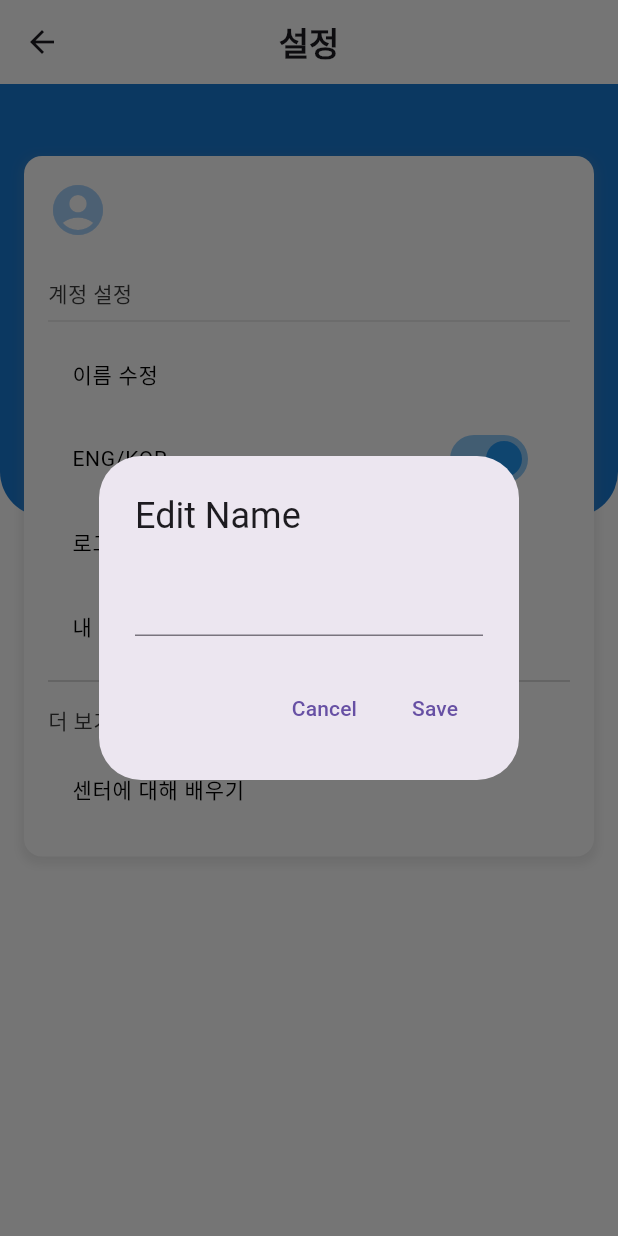
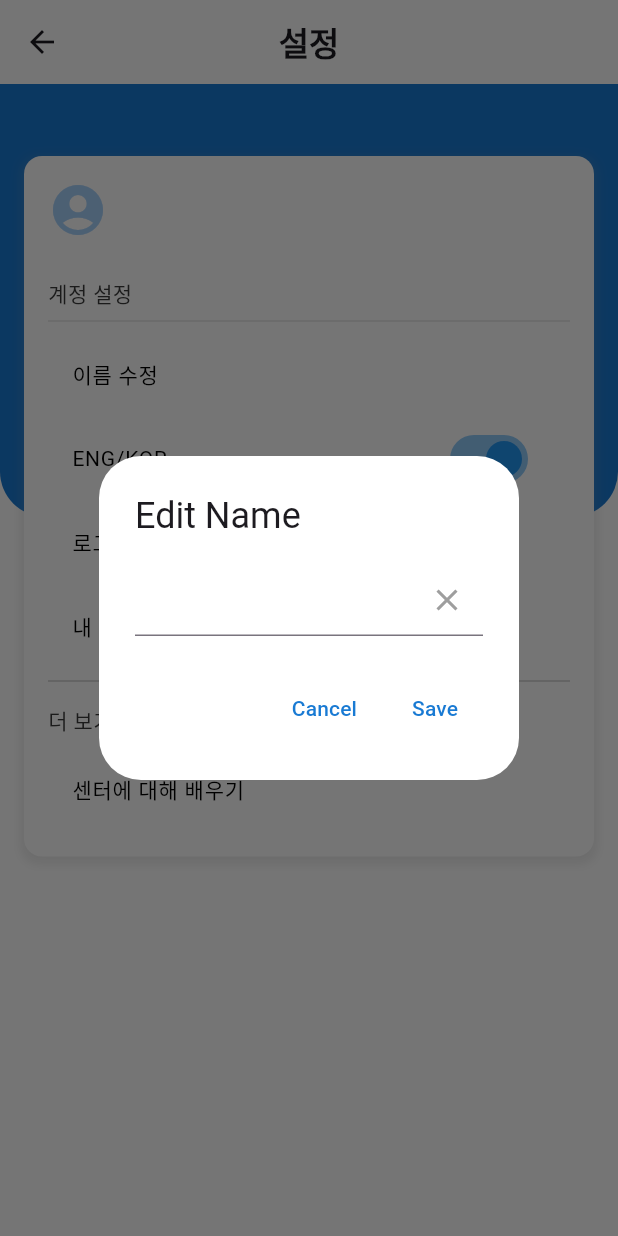
Before and after one commit to minwooPark22/memory_plant, a Flutter app: the SettingPage screen opened by its route, after a tap on "이름 수정", on a phone screen of 412 x 824 dp. Run offline on Flutter 3.47's test engine with Material 3 defaults, Android fonts, the phone set to English and light mode, and no system bars; our stand-ins replace animated_text_kit, fluentui_icons, flutter_swipe_action_cell, shared_preferences, table_calendar; accounts and stored records are empty.

Commit message:
오늘은 여기까지ㅠㅠ

```diff
--- a/lib/widgets/edit_name.dart
+++ b/lib/widgets/edit_name.dart
@@ -1,4 +1,5 @@
 import 'package:flutter/material.dart';
+import 'package:memory_plant_application/styles/app_styles.dart';
 
 class EditNameDialog extends StatefulWidget {
   final String currentName;
@@ -45,21 +46,37 @@ class _EditNameDialogState extends State<EditNameDialog> {
   @override
   Widget build(BuildContext context) {
     return AlertDialog(
+      backgroundColor: Colors.white,
       title: const Text('Edit Name'),
       content: TextField(
         controller: _nameController,
         decoration: InputDecoration(
           errorText: _errorMessage,
+          suffixIcon: IconButton(
+            icon: const Icon(Icons.clear),
+            onPressed: () {
+              _nameController.clear(); // 텍스트 필드 내용 삭제
+              setState(() {
+                _errorMessage = null; // 에러 메시지도 초기화
+              });
+            },
+            color: Colors.grey,
+          ),
         ),
       ),
       actions: [
         TextButton(
           onPressed: () => Navigator.of(context).pop(),
-          child: const Text('Cancel'),
+          child: Text('Cancel',
+          style: TextStyle(color: AppStyles.maindeepblue)
+          ),
         ),
         TextButton(
           onPressed: _saveName,
-          child: const Text('Save'),
+          child: Text(
+              'Save',
+              style: TextStyle(color: AppStyles.maindeepblue)
+          ),
         ),
       ],
     );
```
Also changed, not shown: lib/widgets/diary_tile.dart (+5 -2 lines).
